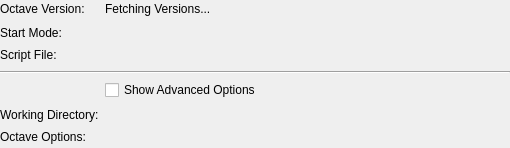
Tinkerforge/brickv, file src/brickv/plugin_system/plugins/red/ui/program_info_octave.ui: the form before one commit.
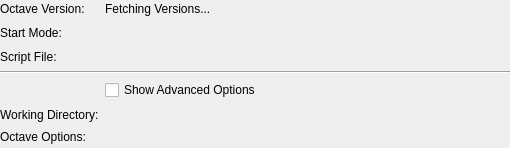
The form after the commit.

Commit message: red-brick/pi: Fix label text alignment

```diff
--- a/src/brickv/plugin_system/plugins/red/ui/program_info_octave.ui
+++ b/src/brickv/plugin_system/plugins/red/ui/program_info_octave.ui
@@ -38,9 +38,6 @@
        <property name="text">
         <string>Script File:</string>
        </property>
-       <property name="alignment">
-        <set>Qt::AlignLeading|Qt::AlignLeft|Qt::AlignTop</set>
-       </property>
       </widget>
      </item>
      <item row="5" column="0">
```
Left out of the diff: 3 changed lines with no effect on the pictures. The commit also changes 10 other files.
